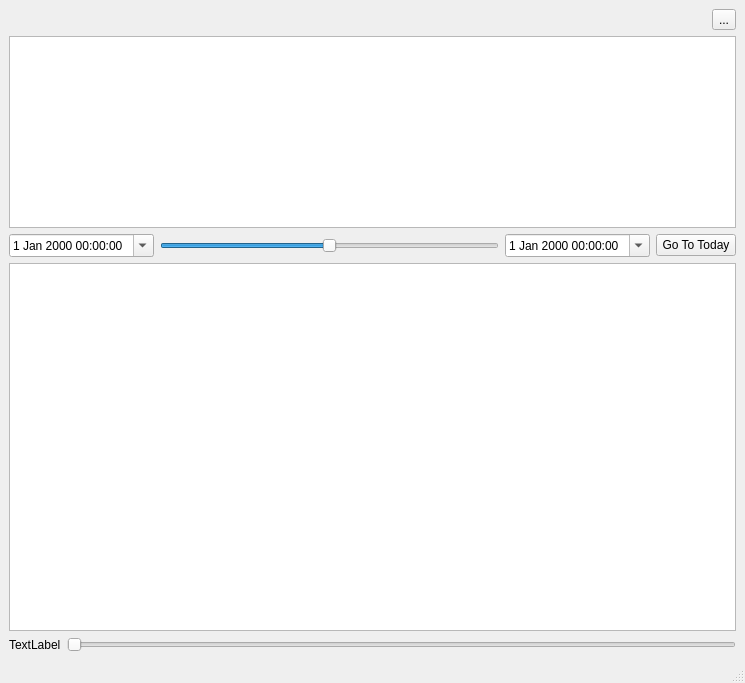
KDE/krono, file src/MainWindow.ui: the form before one commit.
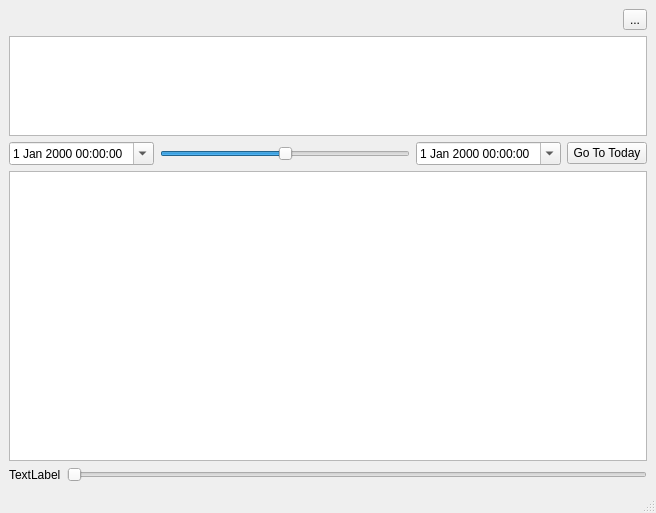
The form after the commit. Custom widgets are drawn as their Qt base class.

Commit message: Fix categorypicker height

```diff
--- a/src/MainWindow.ui
+++ b/src/MainWindow.ui
@@ -6,15 +6,15 @@
    <rect>
     <x>0</x>
     <y>0</y>
-    <width>745</width>
-    <height>683</height>
+    <width>656</width>
+    <height>513</height>
    </rect>
   </property>
   <property name="windowTitle">
    <string>Krono</string>
   </property>
   <widget class="QWidget" name="centralwidget">
-   <layout class="QVBoxLayout" name="verticalLayout" stretch="0,0,0,0,0">
+   <layout class="QVBoxLayout" name="verticalLayout">
     <item>
      <layout class="QHBoxLayout" name="horizontalLayout">
       <item>
@@ -35,15 +35,15 @@
     <item>
      <widget class="LinearBrowser" name="categoryPicker">
       <property name="sizePolicy">
-       <sizepolicy hsizetype="Expanding" vsizetype="Preferred">
+       <sizepolicy hsizetype="Expanding" vsizetype="Minimum">
         <horstretch>0</horstretch>
-        <verstretch>0</verstretch>
+        <verstretch>1</verstretch>
        </sizepolicy>
       </property>
       <property name="maximumSize">
        <size>
         <width>16777215</width>
-        <height>16777215</height>
+        <height>100</height>
        </size>
       </property>
       <property name="viewMode">
```
Left out of the diff: 4 changed lines with no effect on the pictures.
